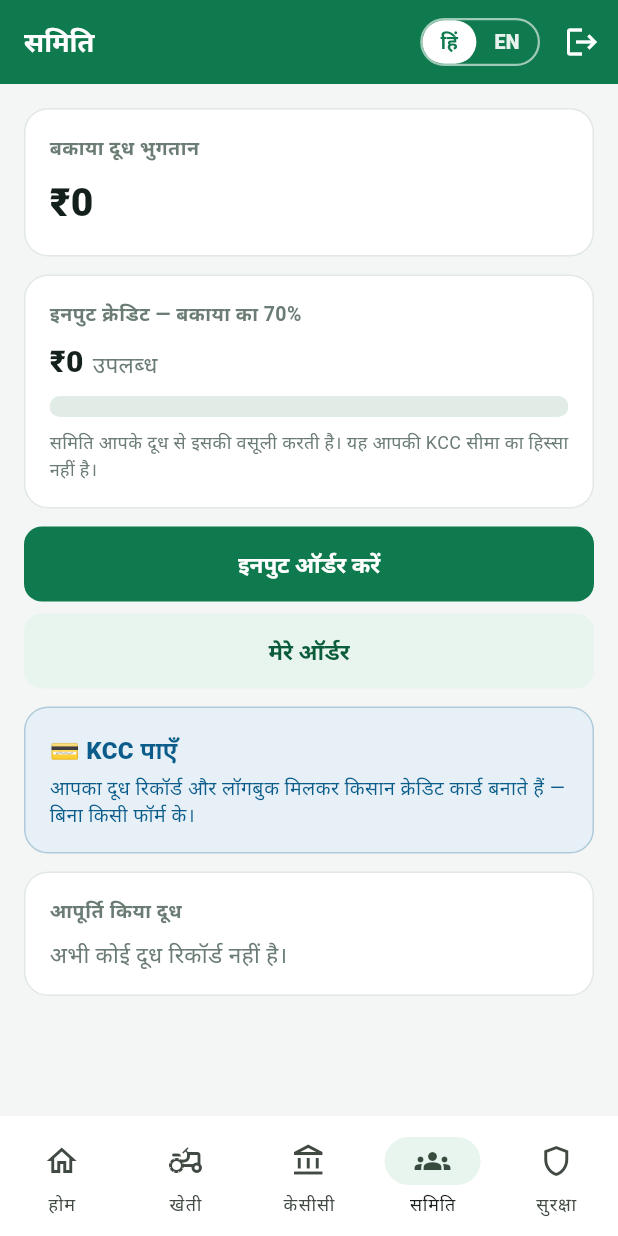
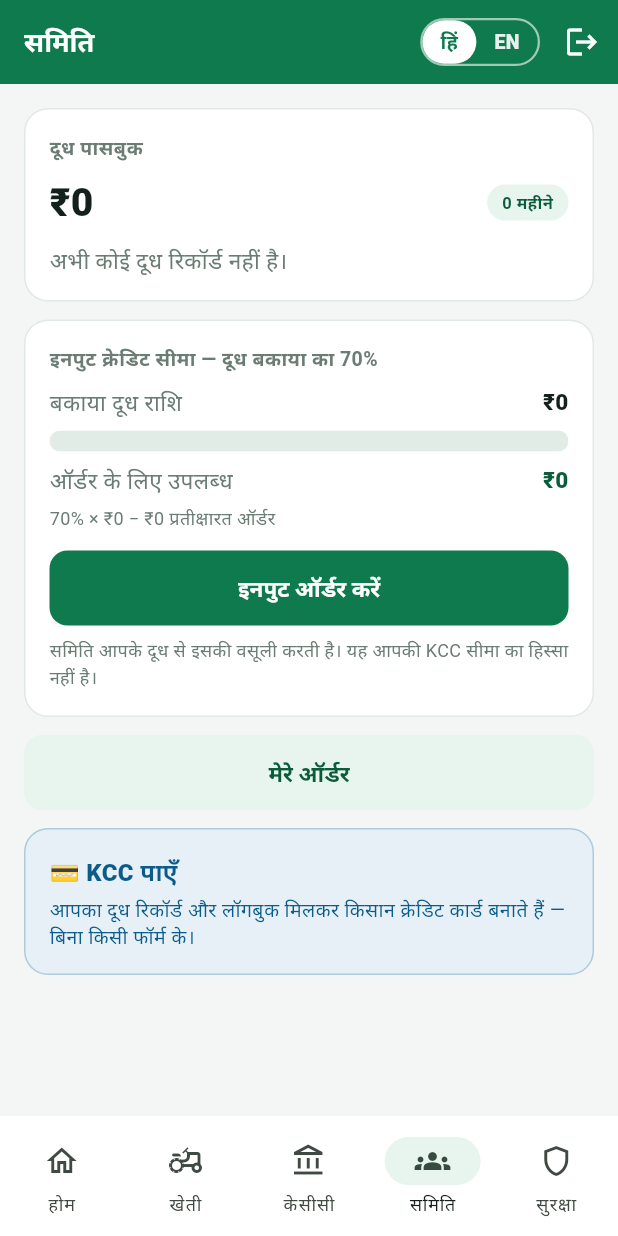
Before and after one commit to himanshuu004/FarmPay, a Flutter app: the SocietyPassbookScreen screen opened by its route, on a phone screen of 412 x 824 dp. Run offline on Flutter 3.47's test engine with Material 3 defaults, Android fonts, the phone set to English and light mode, and no system bars; our stand-ins replace dio, drift, flutter_riverpod, flutter_secure_storage, go_router, local_auth and 1 more; accounts and stored records are empty; generated files the repository leaves out were written again; network calls fail.

Commit message:
Fix Society screens to match the settled prototype, not just the RN app
Auditing Phase 2 against prototypes/society/index.html (which the PRD
ranks ABOVE the RN app for screen layout/copy/flow — I'd built these
screens from app/app/society-*.tsx alone without cross-checking the
prototype, same class of mistake as the Phase 2→3 Home miss) surfaced two
real gaps:

1. Passbook screen emphasis was backwards. RN's society-passbook.tsx
   shows outstanding dues as the primary KPI; the prototype's settled
   "Milk passbook" card instead leads with total milk received (+ a
   "{N} months" chip) — the actual daily-pull number the wedge is built
   around — with the month table folded into the same card instead of a
   separate "Milk supplied" card further down. Restructured to match:
   Card 1 = milk passbook (total + freshness + table), Card 2 = input
   credit (outstanding, meter, available, the exact 70%×outstanding−
   inFlight math as a transparency note, "Order inputs" CTA inside the
   card) — mirroring the prototype's two-card layout exactly.

2. Order screen was missing the demand-window banner ("🟢 Ordering open —
   1st week window (1–7)") the prototype shows proactively. No backend
   endpoint exposed this — the window gate only existed inside
   submitOrder()'s validation, so farmers only found out it was closed
   after building a cart and hitting submit. Added GET /coop/demand-window
   (coopController.getDemandWindow), a read-only mirror of the exact same
   demandWindowStatus() check submitOrder() already enforces — never a
   second source of truth for the gate itself, just visibility into it.

flutter analyze clean, flutter test 13/13 passing.

Co-Authored-By: Claude Sonnet 5 <noreply@anthropic.com>

```diff
--- a/flutter_app/lib/features/coop/api/coop_api.dart
+++ b/flutter_app/lib/features/coop/api/coop_api.dart
@@ -13,6 +13,12 @@ class CoopApi {
   Future<Map> getCatalog() async =>
       Map.from(await _client.get('/coop/catalog'));
 
+  /// Read-only mirror of the same demand-window gate submitOrder()
+  /// enforces server-side — lets the order screen show the prototype's
+  /// window banner proactively instead of only on a failed submit.
+  Future<Map> getDemandWindow() async =>
+      Map.from(await _client.get('/coop/demand-window'));
+
   Future<Map> listOrders() async => Map.from(await _client.get('/coop/orders'));
 
   Future<Map> createDraft(List<Map<String, dynamic>> lines) async =>
--- a/flutter_app/lib/features/coop/screens/society_passbook_screen.dart
+++ b/flutter_app/lib/features/coop/screens/society_passbook_screen.dart
@@ -8,6 +8,7 @@ import '../../../design_system/widgets/app_card.dart';
 import '../../../design_system/widgets/kpi_text.dart';
 import '../../../design_system/widgets/limit_meter.dart';
 import '../../../design_system/widgets/main_app_bar.dart';
+import '../../../design_system/widgets/status_chip.dart';
 import '../../../l10n/generated/app_localizations.dart';
 import '../providers/coop_providers.dart';
 import '../widgets/society_join_nudge_card.dart';
@@ -77,6 +78,12 @@ class _SocietyPassbookScreenState extends ConsumerState<SocietyPassbookScreen> {
     final fill = gross == 0 ? 0.0 : (avail / gross).clamp(0.0, 1.0);
     final months = (pb?['months'] as List?) ?? const [];
     final freshness = pb?['freshness'] as String?;
+    final outstanding = (pb?['outstandingPayables'] as num?) ?? 0;
+    final inFlight = (pb?['inFlightOrders'] as num?) ?? 0;
+    final totalValue = months.fold<num>(
+      0,
+      (s, m) => s + ((m['value'] as num?) ?? 0),
+    );
 
     return Scaffold(
       appBar: MainAppBar(title: l10n.tabSociety),
@@ -85,12 +92,25 @@ class _SocietyPassbookScreenState extends ConsumerState<SocietyPassbookScreen> {
         child: ListView(
           padding: const EdgeInsets.all(AppSpacing.lg),
           children: [
+            // Mirrors prototypes/society/index.html's "Milk passbook" card:
+            // total received over the window + month count + freshness,
+            // then the month-by-month table — the daily-pull surface.
             AppCard(
-              title: l10n.socOutstanding,
+              title: l10n.homeMilkPassbook,
               child: Column(
                 crossAxisAlignment: CrossAxisAlignment.start,
                 children: [
-                  KpiText(formatRupees(pb?['outstandingPayables'] as num?)),
+                  Row(
+                    crossAxisAlignment: CrossAxisAlignment.center,
+                    children: [
+                      KpiText(formatRupees(totalValue)),
+                      const Spacer(),
+                      StatusChip(
+                        label: l10n.socMonthsChip(months.length),
+                        tone: StatusTone.brand,
+                      ),
+                    ],
+                  ),
                   if (freshness != null) ...[
                     const SizedBox(height: 4),
                     Text(
@@ -98,34 +118,130 @@ class _SocietyPassbookScreenState extends ConsumerState<SocietyPassbookScreen> {
                           ? l10n.socFreshnessLive
                           : l10n.socFreshnessAsOfYesterday,
                       style: const TextStyle(
-                        fontSize: 12,
+                        fontSize: 11,
                         color: AppColors.warnAmber,
                         fontWeight: FontWeight.w600,
                       ),
                     ),
                   ],
+                  if (months.isEmpty)
+                    Padding(
+                      padding: const EdgeInsets.only(top: AppSpacing.sm),
+                      child: Text(
+                        l10n.socNoMilk,
+                        style: const TextStyle(color: AppColors.muted),
+                      ),
+                    )
+                  else ...[
+                    const SizedBox(height: AppSpacing.md),
+                    Row(
+                      children: [
+                        Expanded(
+                          flex: 2,
+                          child: Text(l10n.socColMonth, style: _thStyle),
+                        ),
+                        Expanded(
+                          child: Text(
+                            l10n.socColLitres,
+                            style: _thStyle,
+                            textAlign: TextAlign.right,
+                          ),
+                        ),
+                        Expanded(
+                          child: Text(
+                            l10n.socColValue,
+                            style: _thStyle,
+                            textAlign: TextAlign.right,
+                          ),
+                        ),
+                      ],
+                    ),
+                    const Divider(height: 16),
+                    for (final m in months)
+                      Padding(
+                        padding: const EdgeInsets.symmetric(vertical: 4),
+                        child: Row(
+                          children: [
+                            Expanded(
+                              flex: 2,
+                              child: Text(m['period'].toString()),
+                            ),
+                            Expanded(
+                              child: Text(
+                                m['litres'].toString(),
+                                textAlign: TextAlign.right,
+                              ),
+                            ),
+                            Expanded(
+                              child: Text(
+                                formatRupees(m['value'] as num?),
+                                textAlign: TextAlign.right,
+                              ),
+                            ),
+                          ],
+                        ),
+                      ),
+                  ],
                 ],
               ),
             ),
+            // Mirrors the prototype's "Input credit limit — 70% of milk
+            // dues" card: outstanding dues, meter, available, the exact
+            // math (never invented — echoes the server's own numbers), and
+            // the primary CTA inside this card.
             AppCard(
               title: l10n.socInputCredit,
               child: Column(
                 crossAxisAlignment: CrossAxisAlignment.start,
                 children: [
                   Row(
-                    crossAxisAlignment: CrossAxisAlignment.baseline,
-                    textBaseline: TextBaseline.alphabetic,
+                    mainAxisAlignment: MainAxisAlignment.spaceBetween,
                     children: [
-                      KpiText(formatRupees(avail), small: true),
-                      const SizedBox(width: 6),
                       Text(
-                        l10n.socAvailable,
+                        l10n.socOutstandingDues,
                         style: const TextStyle(color: AppColors.muted),
+                      ),
+                      Text(
+                        formatRupees(outstanding),
+                        style: const TextStyle(fontWeight: FontWeight.w800),
                       ),
                     ],
                   ),
                   const SizedBox(height: AppSpacing.sm),
                   LimitMeter(fraction: fill),
+                  const SizedBox(height: AppSpacing.sm),
+                  Row(
+                    mainAxisAlignment: MainAxisAlignment.spaceBetween,
+                    children: [
+                      Text(
+                        l10n.socAvailableToOrder,
+                        style: const TextStyle(color: AppColors.muted),
+                      ),
+                      Text(
+                        formatRupees(avail),
+                        style: const TextStyle(
+                          fontWeight: FontWeight.w800,
+                          color: AppColors.brandDark,
+                        ),
+                      ),
+                    ],
+                  ),
+                  const SizedBox(height: 6),
+                  Text(
+                    l10n.socLimitMathNote(
+                      formatRupees(outstanding),
+                      formatRupees(inFlight),
+                    ),
+                    style: const TextStyle(
+                      color: AppColors.muted,
+                      fontSize: 12,
+                    ),
+                  ),
+                  const SizedBox(height: AppSpacing.md),
+                  ElevatedButton(
+                    onPressed: () => context.push('/society-order'),
+                    child: Text(l10n.socOrderInputs),
+                  ),
                   const SizedBox(height: AppSpacing.sm),
                   Text(
                     l10n.socRepaidNote,
@@ -137,11 +253,6 @@ class _SocietyPassbookScreenState extends ConsumerState<SocietyPassbookScreen> {
                 ],
               ),
             ),
-            ElevatedButton(
-              onPressed: () => context.push('/society-order'),
-              child: Text(l10n.socOrderInputs),
-            ),
-            const SizedBox(height: AppSpacing.sm),
             OutlinedButton(
               onPressed: () => context.push('/society-orders'),
               child: Text(l10n.socMyOrders),
@@ -185,65 +296,6 @@ class _SocietyPassbookScreenState extends ConsumerState<SocietyPassbookScreen> {
                 ),
               ),
             ),
-            AppCard(
-              title: l10n.socMilkSupplied,
-              child: months.isEmpty
-                  ? Text(
-                      l10n.socNoMilk,
-                      style: const TextStyle(color: AppColors.muted),
-                    )
-                  : Column(
-                      children: [
-                        Row(
-                          children: [
-                            Expanded(
-                              flex: 2,
-                              child: Text(l10n.socColMonth, style: _thStyle),
-                            ),
-                            Expanded(
-                              child: Text(
-                                l10n.socColLitres,
-                                style: _thStyle,
-                                textAlign: TextAlign.right,
-                              ),
-                            ),
-                            Expanded(
-                              child: Text(
-                                l10n.socColValue,
-                                style: _thStyle,
-                                textAlign: TextAlign.right,
-                              ),
-                            ),
-                          ],
-                        ),
-                        const Divider(height: 16),
-                        for (final m in months)
-                          Padding(
-                            padding: const EdgeInsets.symmetric(vertical: 4),
-                            child: Row(
-                              children: [
-                                Expanded(
-                                  flex: 2,
-                                  child: Text(m['period'].toString()),
-                                ),
-                                Expanded(
-                                  child: Text(
-                                    m['litres'].toString(),
-                                    textAlign: TextAlign.right,
-                                  ),
-                                ),
-                                Expanded(
-                                  child: Text(
-                                    formatRupees(m['value'] as num?),
-                                    textAlign: TextAlign.right,
-                                  ),
-                                ),
-                              ],
-                            ),
-                          ),
-                      ],
-                    ),
-            ),
           ],
         ),
       ),
--- a/flutter_app/lib/l10n/app_hi.arb
+++ b/flutter_app/lib/l10n/app_hi.arb
@@ -142,13 +142,34 @@
   "socNotSubmittedMsg": "ऑर्डर का समय बंद हो सकता है या सीमा से ज़्यादा है।",
   "socConnectSocietyFail": "समिति से कनेक्ट नहीं हो पा रहा। अपना कनेक्शन जाँचें।",
   "socSubmitOrder": "ऑर्डर भेजें",
+  "socWindowOpen": "🟢 ऑर्डर खुला है — {range}",
+  "@socWindowOpen": {
+    "placeholders": { "range": { "type": "String" } }
+  },
+  "socWindowClosed": "🔴 ऑर्डर बंद है — {range} को खुलेगा",
+  "@socWindowClosed": {
+    "placeholders": { "range": { "type": "String" } }
+  },
 
   "socNudgeTitle": "अपने गाँव की दुग्ध समिति से जुड़ें",
   "socNudgeBody": "सदस्यों को दूध पासबुक, दूध के बकाया का 70% तक इनपुट क्रेडिट, और KCC तक पहुँच मिलती है।",
   "socNudgeCta": "मेरी समिति खोजें",
   "socOutstanding": "बकाया दूध भुगतान",
-  "socInputCredit": "इनपुट क्रेडिट — बकाया का 70%",
+  "socInputCredit": "इनपुट क्रेडिट सीमा — दूध बकाया का 70%",
   "socAvailable": "उपलब्ध",
+  "socAvailableToOrder": "ऑर्डर के लिए उपलब्ध",
+  "socOutstandingDues": "बकाया दूध राशि",
+  "socMonthsChip": "{count} महीने",
+  "@socMonthsChip": {
+    "placeholders": { "count": { "type": "int" } }
+  },
+  "socLimitMathNote": "70% × {outstanding} − {inFlight} प्रतीक्षारत ऑर्डर",
+  "@socLimitMathNote": {
+    "placeholders": {
+      "outstanding": { "type": "String" },
+      "inFlight": { "type": "String" }
+    }
+  },
   "socRepaidNote": "समिति आपके दूध से इसकी वसूली करती है। यह आपकी KCC सीमा का हिस्सा नहीं है।",
   "socOrderInputs": "इनपुट ऑर्डर करें",
   "socMyOrders": "मेरे ऑर्डर",
```
Also changed, not shown: flutter_app/lib/features/coop/screens/society_order_screen.dart (+46 -1 lines), flutter_app/lib/l10n/app_en.arb (+22 -1 lines), 2 other files.
